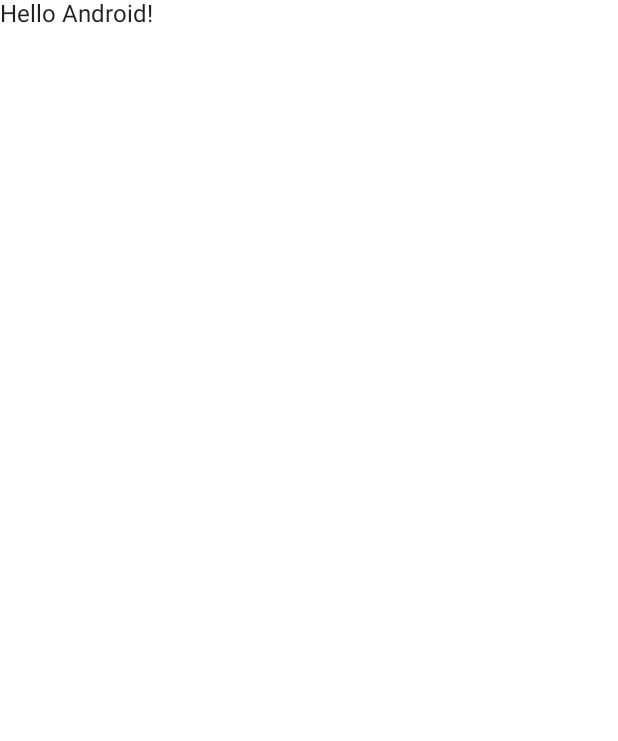
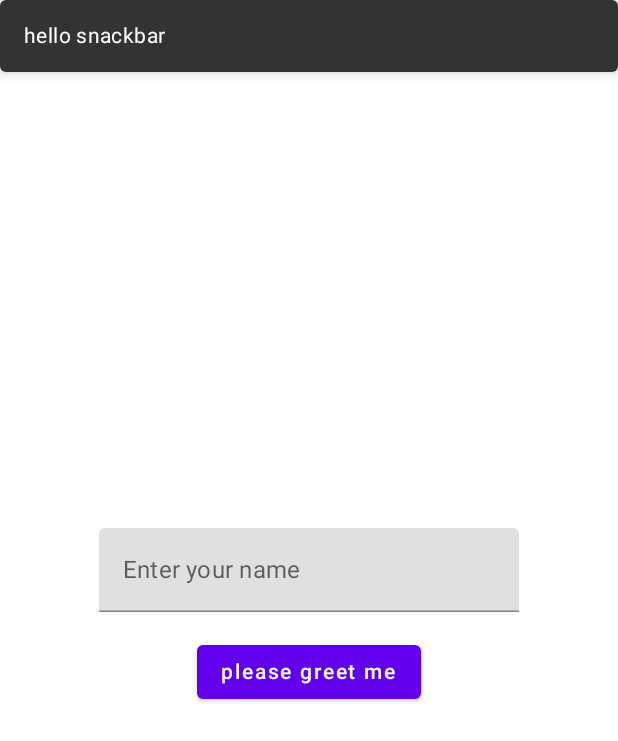
Before and after one commit to nosorae/MyAndroidLabs, an Android app built with Jetpack Compose: the screen it shows after launch (MainActivity), on a phone screen of 412 x 824 dp. Before the commit the part shown is almost empty. Shown: the top 741 px of the screen. Run offline under Robolectric (Android 15) with nearby library versions, the phone set to English and light mode, and no system bars.

Commit message:
Compose: TextField, Button, Snackbar

```diff
--- a/app/src/main/java/com/nosorae/labs/MainActivity.kt
+++ b/app/src/main/java/com/nosorae/labs/MainActivity.kt
@@ -3,36 +3,65 @@ package com.nosorae.labs
 import android.os.Bundle
 import androidx.activity.ComponentActivity
 import androidx.activity.compose.setContent
-import androidx.compose.material.MaterialTheme
-import androidx.compose.material.Surface
-import androidx.compose.material.Text
+import androidx.compose.foundation.layout.*
+import androidx.compose.material.*
 import androidx.compose.runtime.Composable
+import androidx.compose.runtime.mutableStateOf
+import androidx.compose.runtime.*
+import androidx.compose.ui.Alignment
+import androidx.compose.ui.Modifier
 import androidx.compose.ui.tooling.preview.Preview
+import androidx.compose.ui.unit.dp
 import com.nosorae.labs.ui.theme.MyAndroidLabsTheme
+import kotlinx.coroutines.launch
 
 class MainActivity : ComponentActivity() {
+
     override fun onCreate(savedInstanceState: Bundle?) {
         super.onCreate(savedInstanceState)
         setContent {
-            MyAndroidLabsTheme {
-                // A surface container using the 'background' color from the theme
-                Surface(color = MaterialTheme.colors.background) {
-                    Greeting("Android")
+            val scaffoldState = rememberScaffoldState()
+            var textFieldSate by remember {
+                // block recomposition
+                mutableStateOf("")
+            }
+            val scope = rememberCoroutineScope()
+
+            Scaffold(
+                modifier = Modifier.fillMaxSize(),
+                scaffoldState = scaffoldState
+            ) {
+                Column(
+                    horizontalAlignment = Alignment.CenterHorizontally,
+                    verticalArrangement = Arrangement.Center,
+                    modifier = Modifier
+                        .fillMaxSize()
+                        .padding(horizontal = 30.dp)
+                ) {
+                    TextField(
+                        value = textFieldSate,
+                        label = {
+                            Text(text = "Enter your name")
+                        },
+                        onValueChange = { updatedString ->
+                            textFieldSate = updatedString
+
+                        },
+                        singleLine = true,
+                    )
+                    Spacer(modifier = (Modifier.height(16.dp)))
+                    Button(onClick = {
+                        scope.launch {
+                            scaffoldState.snackbarHostState.showSnackbar("Hello $textFieldSate")
+                        }
+                    }) {
+                        Text(text = "please greet me")
+                    }
                 }
+            }
+            Snackbar {
+                Text(text = "hello snackbar")
             }
         }
     }
 }
-
-@Composable
-fun Greeting(name: String) {
-    Text(text = "Hello $name!")
-}
-
-@Preview(showBackground = true)
-@Composable
-fun DefaultPreview() {
-    MyAndroidLabsTheme {
-        Greeting("Android")
-    }
-}
```
Also changed, not shown: app/build.gradle (+8 -5 lines).
